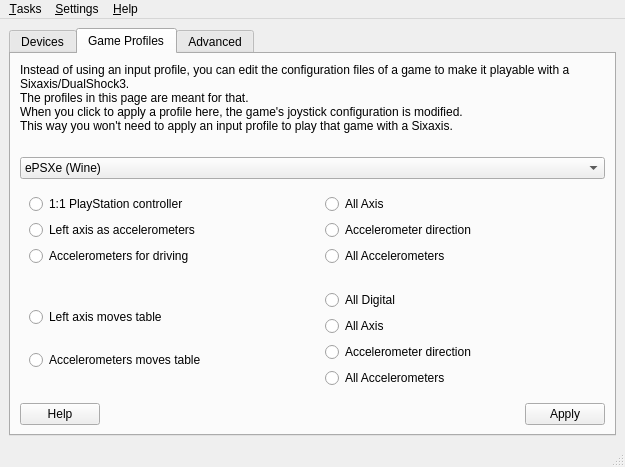
Old version of the form gui/qtsixa_main.ui in the repository aaronp24/QtSixA.
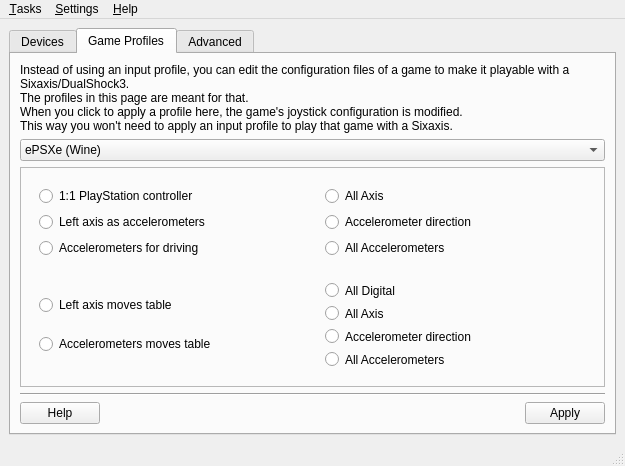
New version of the form. The open tabs and pages were chosen to show the change. Icons and pictures are not drawn.

Patch:
```diff
--- a/gui/qtsixa_main.ui
+++ b/gui/qtsixa_main.ui
@@ -7,7 +7,7 @@
     <x>0</x>
     <y>0</y>
     <width>625</width>
-    <height>467</height>
+    <height>441</height>
    </rect>
   </property>
   <property name="windowTitle">
@@ -554,7 +554,7 @@
          <attribute name="title">
           <string>Game Profiles</string>
          </attribute>
-         <layout class="QVBoxLayout" name="verticalLayout_15">
+         <layout class="QVBoxLayout" name="verticalLayout_20">
           <item>
            <widget class="QLabel" name="label_games">
             <property name="enabled">
@@ -602,6 +602,15 @@
            </widget>
           </item>
           <item>
+           <widget class="QFrame" name="frame">
+            <property name="frameShape">
+             <enum>QFrame::StyledPanel</enum>
+            </property>
+            <property name="frameShadow">
+             <enum>QFrame::Sunken</enum>
+            </property>
+            <layout class="QVBoxLayout" name="verticalLayout_15">
+             <item>
            <layout class="QGridLayout" name="gridLayout_4">
             <item row="0" column="0">
              <widget class="QWidget" name="wEP" native="true">
@@ -714,6 +723,29 @@
            </layout>
           </item>
           <item>
+              <spacer name="verticalSpacer">
+               <property name="orientation">
+                <enum>Qt::Vertical</enum>
+               </property>
+               <property name="sizeHint" stdset="0">
+                <size>
+                 <width>20</width>
+                 <height>40</height>
+                </size>
+               </property>
+              </spacer>
+             </item>
+            </layout>
+           </widget>
+          </item>
+          <item>
+           <widget class="Line" name="line">
+            <property name="orientation">
+             <enum>Qt::Horizontal</enum>
+            </property>
+           </widget>
+          </item>
+          <item>
            <layout class="QHBoxLayout" name="horizontalLayout_11">
             <item>
              <widget class="QPushButton" name="b_game_help">
```
Left out of the diff: 78 changed lines with no effect on the pictures. Lines whose indentation alone changed are shown as unchanged.
